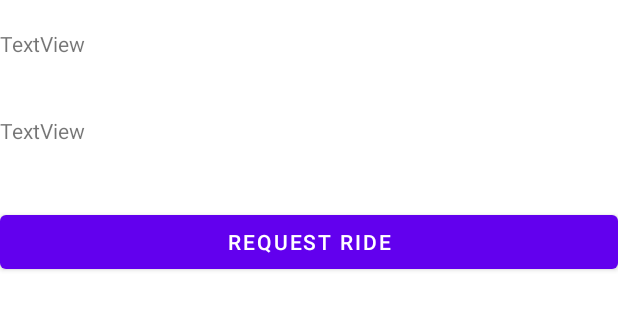
After one commit to sashabuski/Bunnies, an Android app: the layout layout_request_sheet.xml on its own in the app's theme, with its tools: preview values and no code run, on a phone screen of 412 x 824 dp. The commit adds this screen. Shown: the top 310 px of the screen. Run offline under Robolectric (Android 15) with nearby library versions, the phone set to English and light mode, and no system bars.

Commit message:
Basic pop up implemented on carClusterMarkers with driver details + request ride button

```diff
--- a/HopIn/build.gradle
+++ b/HopIn/build.gradle
@@ -61,4 +61,6 @@ dependencies {
     testImplementation 'junit:junit:4.+'
     androidTestImplementation 'androidx.test.ext:junit:1.1.2'
     androidTestImplementation 'androidx.test.espresso:espresso-core:3.3.0'
+    implementation 'com.makeramen:roundedimageview:2.3.0'
+    implementation 'com.google.android.material:material:1.2.0-alpha02'
 }
--- /dev/null
+++ b/HopIn/src/main/res/drawable-v24/request_sheet_background.xml
@@ -0,0 +1,8 @@
+<?xml version="1.0" encoding="utf-8"?>
+<shape xmlns:android="http://schemas.android.com/apk/res/android"
+android:shape="rectangle">
+    <solid android:color="@color/white"/>
+    <corners
+        android:topLeftRadius="20dp"
+        android:topRightRadius="20dp"/>
+</shape>
--- /dev/null
+++ b/HopIn/src/main/res/layout/layout_request_sheet.xml
@@ -0,0 +1,34 @@
+<?xml version="1.0" encoding="utf-8"?>
+<LinearLayout xmlns:android="http://schemas.android.com/apk/res/android"
+
+    android:id="@+id/requestSheetContainer"
+    android:layout_width="match_parent"
+    android:layout_height="match_parent"
+    android:background="@drawable/request_sheet_background"
+    android:orientation="vertical">
+
+
+    <TextView
+        android:id="@+id/blank"
+        android:layout_width="match_parent"
+        android:layout_height="wrap_content" />
+
+    <TextView
+        android:id="@+id/name"
+        android:layout_width="match_parent"
+        android:layout_height="58dp"
+        android:text="TextView" />
+
+    <TextView
+        android:id="@+id/carNumber"
+        android:layout_width="match_parent"
+        android:layout_height="60dp"
+        android:text="TextView" />
+
+    <Button
+        android:id="@+id/button"
+        android:layout_width="match_parent"
+        android:layout_height="wrap_content"
+        android:text="Request ride" />
+
+</LinearLayout>
```
Also changed, not shown: HopIn/src/main/java/com/HopIn/CarClusterMarker.java (+7 -1 lines), HopIn/src/main/java/com/HopIn/RiderMapsActivity.java (+22 -4 lines), HopIn/src/main/res/values/themes.xml (+7 -0 lines).
